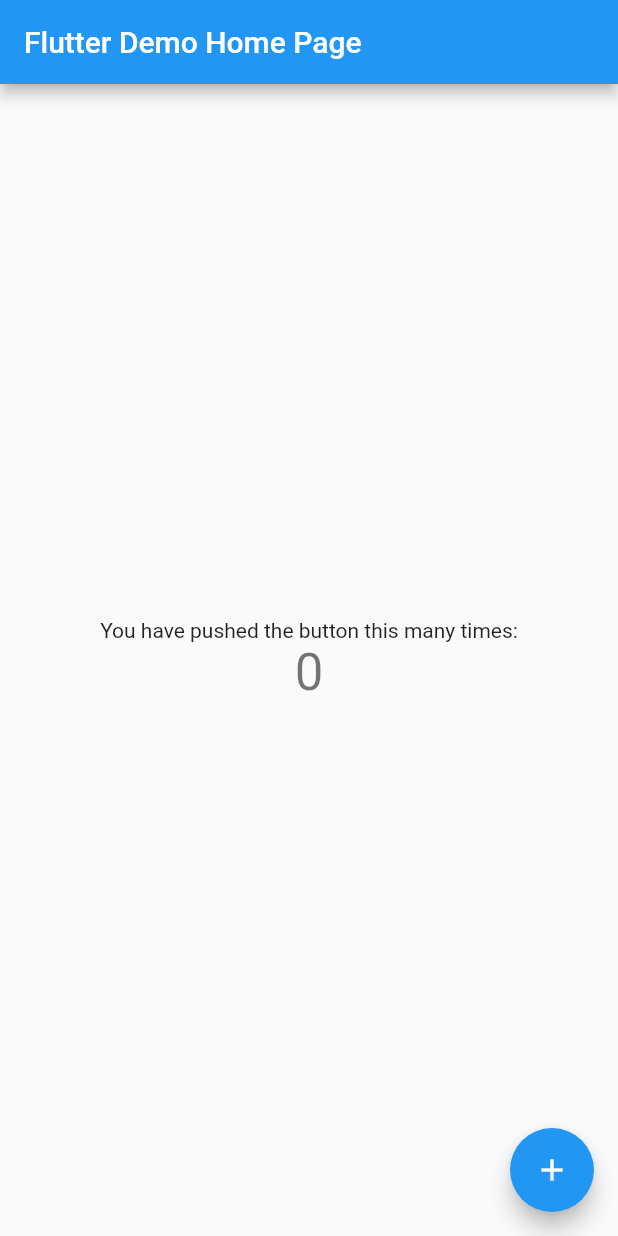
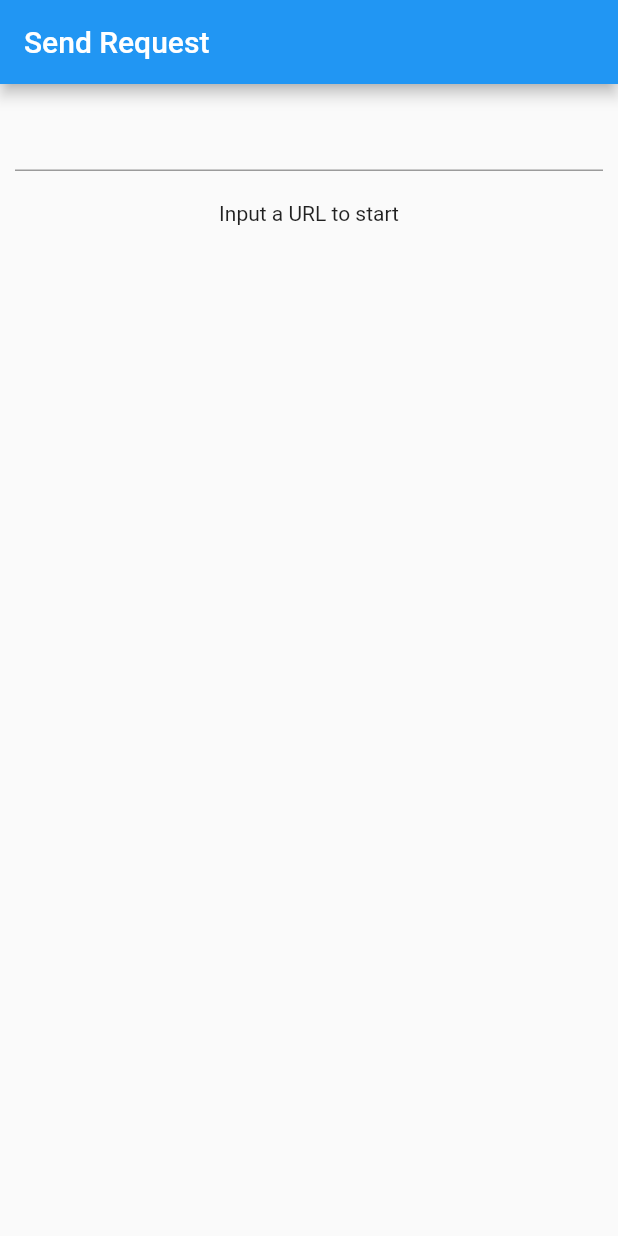
Before and after one commit to flutter-academy/flutter-async-futures, a Flutter app: the screen it shows after launch, on a phone screen of 412 x 824 dp. Run offline on Flutter 3.47's test engine with Material 2 defaults, Android fonts, the phone set to English and light mode, and no system bars.

Commit message:
Example of FutureBuilder

```diff
--- a/lib/main.dart
+++ b/lib/main.dart
@@ -1,109 +1,92 @@
 import 'package:flutter/material.dart';
+import 'package:http/http.dart' as http;
 
 void main() => runApp(new MyApp());
 
 class MyApp extends StatelessWidget {
-  // This widget is the root of your application.
   @override
   Widget build(BuildContext context) {
     return new MaterialApp(
-      title: 'Flutter Demo',
+      title: 'HTTP Request Sender',
       theme: new ThemeData(
-        // This is the theme of your application.
-        //
-        // Try running your application with "flutter run". You'll see the
-        // application has a blue toolbar. Then, without quitting the app, try
-        // changing the primarySwatch below to Colors.green and then invoke
-        // "hot reload" (press "r" in the console where you ran "flutter run",
-        // or press Run > Flutter Hot Reload in IntelliJ). Notice that the
-        // counter didn't reset back to zero; the application is not restarted.
         primarySwatch: Colors.blue,
       ),
-      home: new MyHomePage(title: 'Flutter Demo Home Page'),
+      home: new SendRequestPage(title: 'Send Request'),
     );
   }
 }
 
-class MyHomePage extends StatefulWidget {
-  MyHomePage({Key key, this.title}) : super(key: key);
-
-  // This widget is the home page of your application. It is stateful, meaning
-  // that it has a State object (defined below) that contains fields that affect
-  // how it looks.
-
-  // This class is the configuration for the state. It holds the values (in this
-  // case the title) provided by the parent (in this case the App widget) and
-  // used by the build method of the State. Fields in a Widget subclass are
-  // always marked "final".
+class SendRequestPage extends StatefulWidget {
+  SendRequestPage({Key key, this.title}) : super(key: key);
 
   final String title;
 
   @override
-  _MyHomePageState createState() => new _MyHomePageState();
+  _SendRequestState createState() => new _SendRequestState();
 }
 
-class _MyHomePageState extends State<MyHomePage> {
-  int _counter = 0;
+class _SendRequestState extends State<SendRequestPage> {
+  String _url;
 
-  void _incrementCounter() {
+  void _setUrl(String url) {
     setState(() {
-      // This call to setState tells the Flutter framework that something has
-      // changed in this State, which causes it to rerun the build method below
-      // so that the display can reflect the updated values. If we changed
-      // _counter without calling setState(), then the build method would not be
-      // called again, and so nothing would appear to happen.
-      _counter++;
+      _url = url;
     });
   }
 
   @override
   Widget build(BuildContext context) {
-    // This method is rerun every time setState is called, for instance as done
-    // by the _incrementCounter method above.
-    //
-    // The Flutter framework has been optimized to make rerunning build methods
-    // fast, so that you can just rebuild anything that needs updating rather
-    // than having to individually change instances of widgets.
     return new Scaffold(
       appBar: new AppBar(
-        // Here we take the value from the MyHomePage object that was created by
-        // the App.build method, and use it to set our appbar title.
         title: new Text(widget.title),
       ),
       body: new Center(
-        // Center is a layout widget. It takes a single child and positions it
-        // in the middle of the parent.
         child: new Column(
-          // Column is also layout widget. It takes a list of children and
-          // arranges them vertically. By default, it sizes itself to fit its
-          // children horizontally, and tries to be as tall as its parent.
-          //
-          // Invoke "debug paint" (press "p" in the console where you ran
-          // "flutter run", or select "Toggle Debug Paint" from the Flutter tool
-          // window in IntelliJ) to see the wireframe for each widget.
-          //
-          // Column has various properties to control how it sizes itself and
-          // how it positions its children. Here we use mainAxisAlignment to
-          // center the children vertically; the main axis here is the vertical
-          // axis because Columns are vertical (the cross axis would be
-          // horizontal).
-          mainAxisAlignment: MainAxisAlignment.center,
           children: <Widget>[
-            new Text(
-              'You have pushed the button this many times:',
+            new Container(
+              padding: const EdgeInsets.all(10.0),
+              child: new Row(
+                children: <Widget>[
+                  new Expanded(child: new TextField(
+                    onSubmitted: (value) {
+                      _setUrl(value);
+                    },
+                  ))
+                ],
+              ),
             ),
-            new Text(
-              '$_counter',
-              style: Theme.of(context).textTheme.display1,
-            ),
+            new Expanded(
+                child: new Container(
+                    padding: const EdgeInsets.all(10.0),
+                    child: _url != null
+                        ? FutureBuilder(
+                            future: http
+                                .get(_url)
+                                .then((response) => response.body),
+                            builder: (BuildContext context,
+                                AsyncSnapshot<String> snapshot) {
+                              switch (snapshot.connectionState) {
+                                case ConnectionState.waiting:
+                                  return new Center(
+                                      child: new CircularProgressIndicator());
+                                default:
+                                  if (snapshot.hasError) {
+                                    return new Text(
+                                      '${snapshot.error}',
+                                      style: TextStyle(color: Colors.red),
+                                    );
+                                  } else {
+                                    return new Text(
+                                      snapshot.data,
+                                      overflow: TextOverflow.clip,
+                                    );
+                                  }
+                              }
+                            })
+                        : new Text('Input a URL to start')))
           ],
         ),
       ),
-      floatingActionButton: new FloatingActionButton(
-        onPressed: _incrementCounter,
-        tooltip: 'Increment',
-        child: new Icon(Icons.add),
-      ), // This trailing comma makes auto-formatting nicer for build methods.
     );
   }
 }
```
